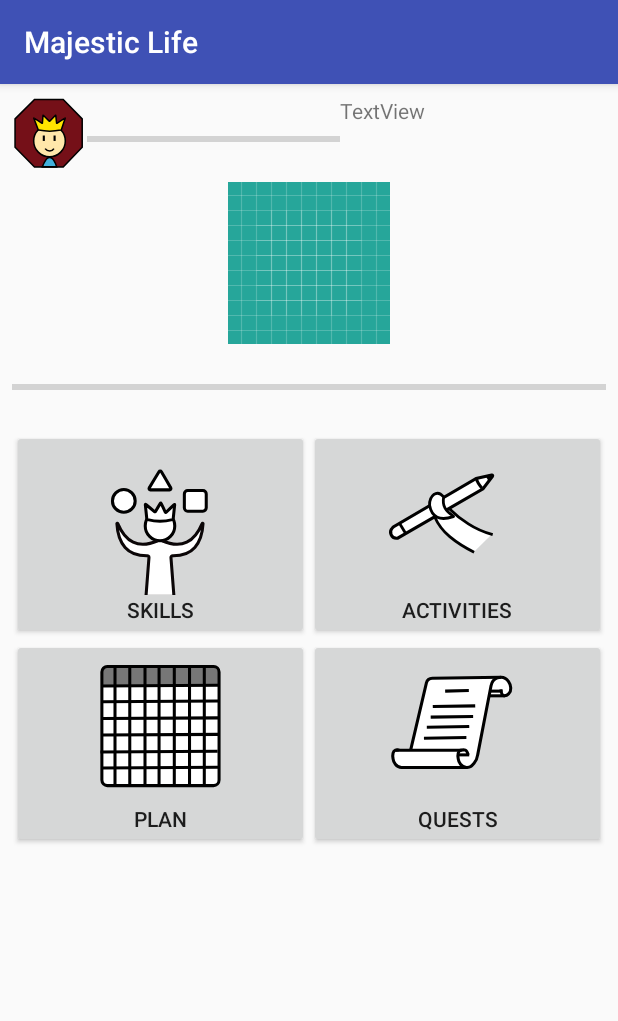
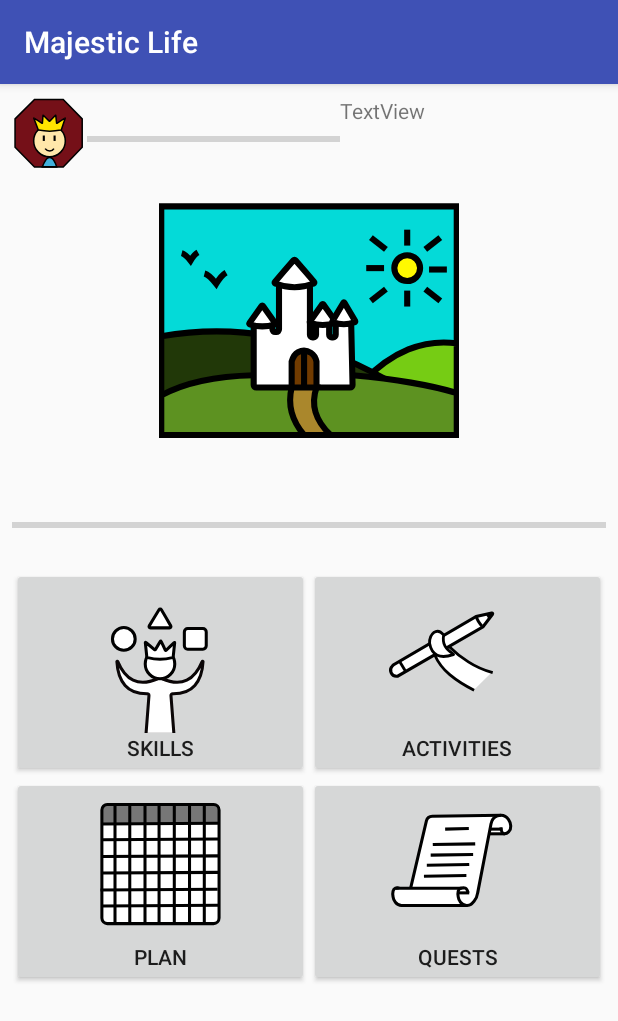
Before and after one commit to Narges7596/MajesticLife, an Android app: the screen it shows after launch (MainMenuActivity), on a phone screen of 412 x 824 dp. Shown: the top 1021 px of the screen. Run offline under Robolectric (Android 15) with nearby library versions, the light colour scheme and no system bars.

Commit message:
- Added View image in main menu activity

```diff
--- /dev/null
+++ b/MajesticLife/app/src/main/res/drawable/ic_view.xml
@@ -0,0 +1,84 @@
+<vector android:height="300dp" android:viewportHeight="640.0"
+    android:viewportWidth="640.0" android:width="300dp" xmlns:android="http://schemas.android.com/apk/res/android">
+    <path android:fillAlpha="1" android:fillColor="#04dad8" android:pathData="M4.8,447.2L635.2,450.7L635.2,52L4.8,52L4.8,447.2Z"/>
+    <path android:fillAlpha="0" android:fillColor="#FF000000"
+        android:pathData="M4.8,447.2L635.2,450.7L635.2,52L4.8,52L4.8,447.2Z"
+        android:strokeAlpha="1" android:strokeColor="#000000" android:strokeWidth="13"/>
+    <path android:fillAlpha="1" android:fillColor="#76cc14" android:pathData="M635.2,455.2L635.2,344.2C599.6,339.4 565.2,343.7 532,357.2C498.9,370.7 466.9,393.4 436,425.2L635.2,455.2Z"/>
+    <path android:fillAlpha="0" android:fillColor="#FF000000"
+        android:pathData="M635.2,455.2L635.2,344.2C599.6,339.4 565.2,343.7 532,357.2C498.9,370.7 466.9,393.4 436,425.2L635.2,455.2Z"
+        android:strokeAlpha="1" android:strokeColor="#000000" android:strokeWidth="13"/>
+    <path android:fillAlpha="1" android:fillColor="#213808" android:pathData="M4.8,459.2L488,423.2C400.2,374.3 317.5,342.9 240,329C162.4,315.1 84,315.1 4.8,329L4.8,459.2Z"/>
+    <path android:fillAlpha="0" android:fillColor="#FF000000"
+        android:pathData="M4.8,459.2L488,423.2C400.2,374.3 317.5,342.9 240,329C162.4,315.1 84,315.1 4.8,329L4.8,459.2Z"
+        android:strokeAlpha="1" android:strokeColor="#000000" android:strokeWidth="13"/>
+    <path android:fillAlpha="1" android:fillColor="#5d9221" android:pathData="M412.9,412.2C458.9,416.4 500.4,421.6 537.4,428C574.5,434.3 607.1,441.7 635.2,450.2L635.2,539.8L4.8,539.8L4.8,455.2C29,441.8 57.6,431.6 90.4,424.4C123.3,417.3 160.5,413.2 202,412.2L412.9,412.2Z"/>
+    <path android:fillAlpha="0" android:fillColor="#FF000000"
+        android:pathData="M412.9,412.2C458.9,416.4 500.4,421.6 537.4,428C574.5,434.3 607.1,441.7 635.2,450.2L635.2,539.8L4.8,539.8L4.8,455.2C29,441.8 57.6,431.6 90.4,424.4C123.3,417.3 160.5,413.2 202,412.2L412.9,412.2Z"
+        android:strokeAlpha="1" android:strokeColor="#000000" android:strokeWidth="13"/>
+    <path android:fillAlpha="1" android:fillColor="#ffffff" android:pathData="M322,325.8C322,329 324.5,331.5 327.7,331.5C329.1,331.5 327.9,331.5 329.3,331.5C332.5,331.5 335,329 335,325.8C335,321 335,312 335,307.2C335,304 337.5,301.5 340.7,301.5C345.1,301.5 352.9,301.5 357.3,301.5C360.5,301.5 363,304 363,307.2C363,312 363,321 363,325.8C363,329 365.5,331.5 368.7,331.5C370.3,331.5 369.7,331.5 371.3,331.5C374.5,331.5 377,329 377,325.8C377,321 377,312 377,307.2C377,304 379.5,301.5 382.7,301.5C388.1,301.5 398.9,301.5 404.3,301.5C407.5,301.5 410.1,304 410.1,307.2C410.7,333.4 412.3,406.6 412.9,432.8C412.9,436 410.5,438.5 407.3,438.5C366.3,438.5 248.7,438.5 207.7,438.5C204.5,438.5 202,436 202,432.8C202,407.4 202,336.6 202,311.2C202,308 204.5,305.5 207.7,305.5C214.5,305.5 229.5,305.5 236.3,305.5C239.5,305.5 242,308 242,311.2C242,312.9 242,312.6 242,314.3C242,317.5 244.5,320 247.7,320C249.3,320 248.7,320 250.3,320C253.5,320 256,317.5 256,314.3C256,295.4 256,244.1 256,225.2C256,222 258.5,219.5 261.7,219.5C273.7,219.5 304.3,219.5 316.3,219.5C319.5,219.5 322,222 322,225.2C322,246.4 322,304.6 322,325.8Z"/>
+    <path android:fillAlpha="0" android:fillColor="#FF000000"
+        android:pathData="M322,325.8C322,329 324.5,331.5 327.7,331.5C329.1,331.5 327.9,331.5 329.3,331.5C332.5,331.5 335,329 335,325.8C335,321 335,312 335,307.2C335,304 337.5,301.5 340.7,301.5C345.1,301.5 352.9,301.5 357.3,301.5C360.5,301.5 363,304 363,307.2C363,312 363,321 363,325.8C363,329 365.5,331.5 368.7,331.5C370.3,331.5 369.7,331.5 371.3,331.5C374.5,331.5 377,329 377,325.8C377,321 377,312 377,307.2C377,304 379.5,301.5 382.7,301.5C388.1,301.5 398.9,301.5 404.3,301.5C407.5,301.5 410.1,304 410.1,307.2C410.7,333.4 412.3,406.6 412.9,432.8C412.9,436 410.5,438.5 407.3,438.5C366.3,438.5 248.7,438.5 207.7,438.5C204.5,438.5 202,436 202,432.8C202,407.4 202,336.6 202,311.2C202,308 204.5,305.5 207.7,305.5C214.5,305.5 229.5,305.5 236.3,305.5C239.5,305.5 242,308 242,311.2C242,312.9 242,312.6 242,314.3C242,317.5 244.5,320 247.7,320C249.3,320 248.7,320 250.3,320C253.5,320 256,317.5 256,314.3C256,295.4 256,244.1 256,225.2C256,222 258.5,219.5 261.7,219.5C273.7,219.5 304.3,219.5 316.3,219.5C319.5,219.5 322,222 322,225.2C322,246.4 322,304.6 322,325.8Z"
+        android:strokeAlpha="1" android:strokeColor="#000000" android:strokeWidth="13"/>
+    <path android:fillAlpha="1" android:fillColor="#ffffff" android:pathData="M220.3,308C229.2,308 238.1,306.5 247.1,303.6C248.1,303.3 248.4,302.1 247.9,301.3C242.4,293.5 227,271.8 221.5,264C220.9,263.1 219.7,263.1 219.1,264C213.6,271.8 198.3,293.5 192.7,301.3C192.1,302.1 192.5,303.3 193.5,303.6C202.5,306.5 211.4,308 220.3,308Z"/>
+    <path android:fillAlpha="0" android:fillColor="#FF000000"
+        android:pathData="M220.3,308C229.2,308 238.1,306.5 247.1,303.6C248.1,303.3 248.4,302.1 247.9,301.3C242.4,293.5 227,271.8 221.5,264C220.9,263.1 219.7,263.1 219.1,264C213.6,271.8 198.3,293.5 192.7,301.3C192.1,302.1 192.5,303.3 193.5,303.6C202.5,306.5 211.4,308 220.3,308Z"
+        android:strokeAlpha="1" android:strokeColor="#000000" android:strokeWidth="13"/>
+    <path android:fillAlpha="1" android:fillColor="#ffffff" android:pathData="M289,224.5C302.7,224.5 316.4,221.9 330.1,216.6C331.5,216.1 332,214.3 331,213.1C322.6,203.4 299.5,176.6 291.1,166.9C290,165.6 288.1,165.6 287,166.9C278.6,176.6 255.5,203.4 247.1,213.1C246.1,214.3 246.5,216.1 248,216.6C261.7,221.9 275.4,224.5 289,224.5Z"/>
+    <path android:fillAlpha="0" android:fillColor="#FF000000"
+        android:pathData="M289,224.5C302.7,224.5 316.4,221.9 330.1,216.6C331.5,216.1 332,214.3 331,213.1C322.6,203.4 299.5,176.6 291.1,166.9C290,165.6 288.1,165.6 287,166.9C278.6,176.6 255.5,203.4 247.1,213.1C246.1,214.3 246.5,216.1 248,216.6C261.7,221.9 275.4,224.5 289,224.5Z"
+        android:strokeAlpha="1" android:strokeColor="#000000" android:strokeWidth="13"/>
+    <path android:fillAlpha="1" android:fillColor="#ffffff" android:pathData="M349.3,305C358.3,305 367.2,303.5 376.1,300.6C377.1,300.3 377.5,299.1 376.9,298.3C371.4,290.5 356,268.8 350.5,261C350,260.1 348.7,260.1 348.2,261C342.6,268.8 327.3,290.5 321.8,298.3C321.2,299.1 321.6,300.3 322.5,300.6C331.5,303.5 340.4,305 349.3,305Z"/>
+    <path android:fillAlpha="0" android:fillColor="#FF000000"
+        android:pathData="M349.3,305C358.3,305 367.2,303.5 376.1,300.6C377.1,300.3 377.5,299.1 376.9,298.3C371.4,290.5 356,268.8 350.5,261C350,260.1 348.7,260.1 348.2,261C342.6,268.8 327.3,290.5 321.8,298.3C321.2,299.1 321.6,300.3 322.5,300.6C331.5,303.5 340.4,305 349.3,305Z"
+        android:strokeAlpha="1" android:strokeColor="#000000" android:strokeWidth="13"/>
+    <path android:fillAlpha="1" android:fillColor="#ffffff" android:pathData="M394.3,303.5C402.1,303.5 410,301.9 417.8,298.9C418.7,298.5 419,297.5 418.6,296.7C413.7,288.5 400.1,265.5 395.3,257.4C394.9,256.7 393.8,256.7 393.4,257.4C388.6,265.5 375,288.5 370.1,296.7C369.6,297.5 370,298.5 370.9,298.9C378.7,301.9 386.5,303.5 394.3,303.5Z"/>
+    <path android:fillAlpha="0" android:fillColor="#FF000000"
+        android:pathData="M394.3,303.5C402.1,303.5 410,301.9 417.8,298.9C418.7,298.5 419,297.5 418.6,296.7C413.7,288.5 400.1,265.5 395.3,257.4C394.9,256.7 393.8,256.7 393.4,257.4C388.6,265.5 375,288.5 370.1,296.7C369.6,297.5 370,298.5 370.9,298.9C378.7,301.9 386.5,303.5 394.3,303.5Z"
+        android:strokeAlpha="1" android:strokeColor="#000000" android:strokeWidth="13"/>
+    <path android:fillAlpha="1" android:fillColor="#713b00" android:pathData="M336,438.5L336,383C334,374.2 330,367.9 324,364.2C315,358.6 305.8,358.3 296.5,363C290.4,366.1 285.9,372.8 283,383L283,438.5"/>
+    <path android:fillAlpha="0" android:fillColor="#FF000000"
+        android:pathData="M336,438.5L336,383C334,374.2 330,367.9 324,364.2C315,358.6 305.8,358.3 296.5,363C290.4,366.1 285.9,372.8 283,383L283,438.5"
+        android:strokeAlpha="1" android:strokeColor="#000000" android:strokeWidth="13"/>
+    <path android:fillAlpha="0" android:fillColor="#FF000000"
+        android:pathData="M309.5,438.5L309.5,359.7"
+        android:strokeAlpha="1" android:strokeColor="#000000" android:strokeWidth="13"/>
+    <path android:fillAlpha="1" android:fillColor="#aa872c" android:pathData="M336,438.5C329.7,456.7 329,474.3 334,491.2C339,508.1 349.7,524.3 366,539.8L309.5,539.8C296.3,524.3 287.5,508.1 283,491.2C278.6,474.3 278.6,456.7 283,438.5L336,438.5Z"/>
+    <path android:fillAlpha="0" android:fillColor="#FF000000"
+        android:pathData="M336,438.5C329.7,456.7 329,474.3 334,491.2C339,508.1 349.7,524.3 366,539.8L309.5,539.8C296.3,524.3 287.5,508.1 283,491.2C278.6,474.3 278.6,456.7 283,438.5L336,438.5Z"
+        android:strokeAlpha="1" android:strokeColor="#000000" android:strokeWidth="13"/>
+    <path android:fillAlpha="1" android:fillColor="#fff900" android:pathData="M557,183.7C557,198.9 544.7,211.2 529.5,211.2C514.4,211.2 502,198.9 502,183.7C502,168.5 514.4,156.2 529.5,156.2C544.7,156.2 557,168.5 557,183.7Z"/>
+    <path android:fillAlpha="0" android:fillColor="#FF000000"
+        android:pathData="M557,183.7C557,198.9 544.7,211.2 529.5,211.2C514.4,211.2 502,198.9 502,183.7C502,168.5 514.4,156.2 529.5,156.2C544.7,156.2 557,168.5 557,183.7Z"
+        android:strokeAlpha="1" android:strokeColor="#000000" android:strokeWidth="13"/>
+    <path android:fillAlpha="0" android:fillColor="#FF000000"
+        android:pathData="M143.1,193.2C136.2,197.2 129.2,205.2 122.1,217.2C111.9,204.2 103.6,196.9 97.1,195.2"
+        android:strokeAlpha="1" android:strokeColor="#000000" android:strokeWidth="13"/>
+    <path android:fillAlpha="0" android:fillColor="#FF000000"
+        android:pathData="M83.1,150.2C77.9,153.1 72.7,158.9 67.3,167.7C59.7,158.2 53.4,152.9 48.5,151.7"
+        android:strokeAlpha="1" android:strokeColor="#000000" android:strokeWidth="13"/>
+    <path android:fillAlpha="0" android:fillColor="#FF000000"
+        android:pathData="M529.5,101.7L529.5,135.7"
+        android:strokeAlpha="1" android:strokeColor="#000000" android:strokeWidth="13"/>
+    <path android:fillAlpha="0" android:fillColor="#FF000000"
+        android:pathData="M529.5,231.7L529.5,265.7"
+        android:strokeAlpha="1" android:strokeColor="#000000" android:strokeWidth="13"/>
+    <path android:fillAlpha="0" android:fillColor="#FF000000"
+        android:pathData="M442.1,183.7L480.1,183.7"
+        android:strokeAlpha="1" android:strokeColor="#000000" android:strokeWidth="13"/>
+    <path android:fillAlpha="0" android:fillColor="#FF000000"
+        android:pathData="M576.1,186.7L614.1,186.7"
+        android:strokeAlpha="1" android:strokeColor="#000000" android:strokeWidth="13"/>
+    <path android:fillAlpha="0" android:fillColor="#FF000000"
+        android:pathData="M452.1,118.7L484.1,143.7"
+        android:strokeAlpha="1" android:strokeColor="#000000" android:strokeWidth="13"/>
+    <path android:fillAlpha="0" android:fillColor="#FF000000"
+        android:pathData="M600.1,118.7L568.1,143.7"
+        android:strokeAlpha="1" android:strokeColor="#000000" android:strokeWidth="13"/>
+    <path android:fillAlpha="0" android:fillColor="#FF000000"
+        android:pathData="M568.1,228.7L600.1,253.7"
+        android:strokeAlpha="1" android:strokeColor="#000000" android:strokeWidth="13"/>
+    <path android:fillAlpha="0" android:fillColor="#FF000000"
+        android:pathData="M484.1,228.7L452.1,253.7"
+        android:strokeAlpha="1" android:strokeColor="#000000" android:strokeWidth="13"/>
+</vector>
--- a/MajesticLife/app/src/main/res/layout/activity_main_menu.xml
+++ b/MajesticLife/app/src/main/res/layout/activity_main_menu.xml
@@ -58,9 +58,9 @@
             <ImageView
                 android:id="@+id/imageView"
                 android:layout_width="match_parent"
-                android:layout_height="wrap_content"
+                android:layout_height="200dp"
                 android:layout_weight="1"
-                app:srcCompat="@drawable/ic_launcher_background"
+                app:srcCompat="@drawable/ic_view"
                 tools:ignore="VectorDrawableCompat" />
 
             <LinearLayout
```
Also changed, not shown: 1 other file.
